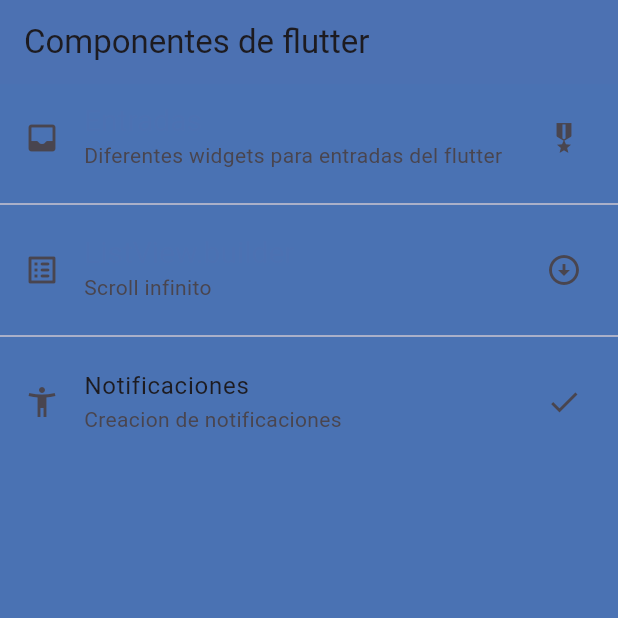
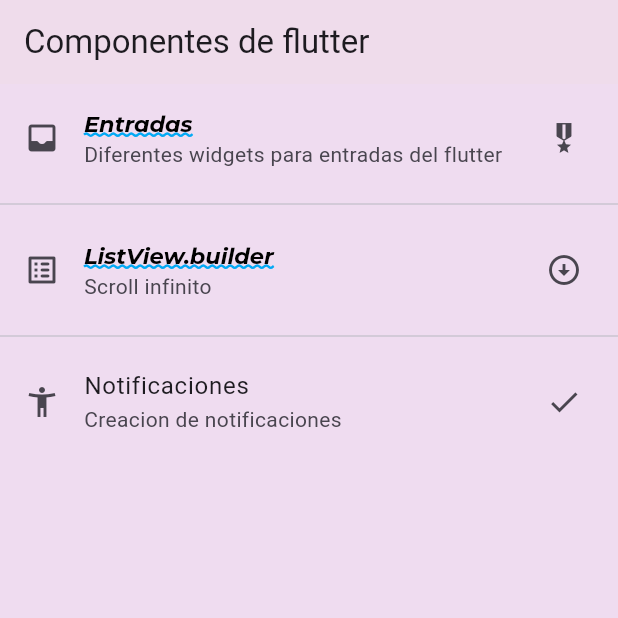
Before and after one commit to ProgramDU/componentes_flutter, a Flutter app: the screen it shows after launch, on a phone screen of 412 x 824 dp, the top half of it. Run offline on Flutter 3.47's test engine with Material 3 defaults, Android fonts, the phone set to English and light mode, and no system bars; our stand-ins replace google_fonts.

Commit message:
08 adding google fonts to the AppTheme

```diff
--- a/lib/theme/app_theme.dart
+++ b/lib/theme/app_theme.dart
@@ -1,18 +1,24 @@
 import 'package:flutter/material.dart';
+import 'package:google_fonts/google_fonts.dart';
 
 class AppTheme{
-  static const mainColor =Color.fromARGB(7, 163, 89, 147);
-  static const backColor =Color.fromARGB(7, 183, 179, 185);
+  static const mainColor = Color.fromARGB(6, 255, 221, 29);
+  static const backColor = Color.fromARGB(7, 183, 179, 185);
   static final ThemeData lightTheme = ThemeData.light().copyWith(
-    scaffoldBackgroundColor: const Color.fromARGB(255, 74, 114, 179),
+    scaffoldBackgroundColor: const Color.fromARGB(255, 239, 220, 240),
         appBarTheme: const AppBarTheme(color: mainColor),
-        textTheme: const TextTheme(
-          headlineLarge: TextStyle(
-            color: mainColor,
-            fontSize: 20.0,
-            fontFamily: 'sans-serif',
+        textTheme:  TextTheme(
+          headlineLarge: GoogleFonts.montserrat(
+            color: Colors.black,
+            fontSize: 15.0,
+            fontWeight: FontWeight.bold,
+            decoration: TextDecoration.underline,
+            decorationColor: Colors.lightBlue,
+            decorationStyle: TextDecorationStyle.wavy,
+            decorationThickness: 2.0,
+            fontStyle: FontStyle.italic
           ),
 
-        )
+        ),
   );
 }
--- a/pubspec.yaml
+++ b/pubspec.yaml
@@ -9,6 +9,7 @@
 dependencies:
   flutter:
     sdk: flutter
+  google_fonts: ^6.1.0
 
 dev_dependencies:
   flutter_test:
```
Also changed, not shown: pubspec.lock.
